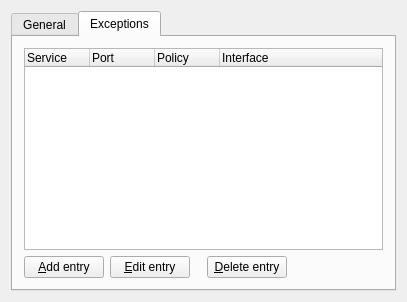
First picture: the form in src-qt5/pc-pfmanager/mainwindow.ui, repository trueos/pcbsd, before the edit.
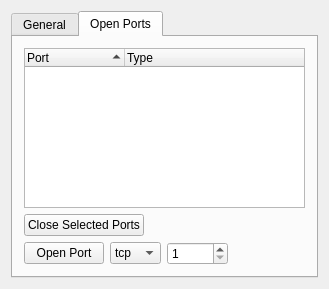
Second picture: the form after the edit. The open tabs and pages were chosen to show the change.

What changed in the file:
```diff
--- a/src-qt5/pc-pfmanager/mainwindow.ui
+++ b/src-qt5/pc-pfmanager/mainwindow.ui
@@ -6,8 +6,8 @@
    <rect>
     <x>0</x>
     <y>0</y>
-    <width>407</width>
-    <height>302</height>
+    <width>329</width>
+    <height>289</height>
    </rect>
   </property>
   <property name="windowTitle">
@@ -154,64 +154,17 @@
      </widget>
      <widget class="QWidget" name="tab_2">
       <attribute name="title">
-       <string>Exceptions</string>
+       <string>Open Ports</string>
       </attribute>
-      <layout class="QGridLayout">
-       <item row="2" column="0">
-        <widget class="QPushButton" name="pbAdd">
-         <property name="text">
-          <string>&amp;Add entry</string>
+      <layout class="QVBoxLayout" name="verticalLayout">
+       <item>
+        <widget class="QTreeWidget" name="tree_openports">
+         <property name="selectionMode">
+          <enum>QAbstractItemView::MultiSelection</enum>
          </property>
-        </widget>
-       </item>
-       <item row="2" column="1">
-        <widget class="QPushButton" name="pbEdit">
-         <property name="text">
-          <string>&amp;Edit entry</string>
+         <property name="sortingEnabled">
+          <bool>true</bool>
          </property>
-        </widget>
-       </item>
-       <item row="2" column="2">
-        <spacer name="spacer6_2">
-         <property name="orientation">
-          <enum>Qt::Horizontal</enum>
-         </property>
-         <property name="sizeType">
-          <enum>QSizePolicy::Fixed</enum>
-         </property>
-         <property name="sizeHint" stdset="0">
-          <size>
-           <width>5</width>
-           <height>21</height>
-          </size>
-         </property>
-        </spacer>
-       </item>
-       <item row="2" column="3">
-        <widget class="QPushButton" name="pbDelete">
-         <property name="text">
-          <string>&amp;Delete entry</string>
-         </property>
-        </widget>
-       </item>
-       <item row="2" column="4">
-        <spacer name="spacer5">
-         <property name="orientation">
-          <enum>Qt::Horizontal</enum>
-         </property>
-         <property name="sizeType">
-          <enum>QSizePolicy::Expanding</enum>
-         </property>
-         <property name="sizeHint" stdset="0">
-          <size>
-           <width>100</width>
-           <height>21</height>
-          </size>
-         </property>
-        </spacer>
-       </item>
-       <item row="1" column="0" colspan="5">
-        <widget class="QTreeWidget" name="lvExceptions">
          <property name="allColumnsShowFocus">
           <bool>true</bool>
          </property>
@@ -219,22 +172,17 @@
           <bool>false</bool>
          </attribute>
          <attribute name="headerDefaultSectionSize">
-          <number>65</number>
+          <number>100</number>
          </attribute>
          <attribute name="headerHighlightSections">
           <bool>false</bool>
          </attribute>
          <attribute name="headerShowSortIndicator" stdset="0">
-          <bool>false</bool>
+          <bool>true</bool>
          </attribute>
          <attribute name="headerStretchLastSection">
           <bool>true</bool>
          </attribute>
-         <column>
-          <property name="text">
-           <string>Service</string>
-          </property>
-         </column>
          <column>
           <property name="text">
            <string>Port</string>
@@ -242,16 +190,86 @@
          </column>
          <column>
           <property name="text">
-           <string>Policy</string>
-          </property>
-         </column>
-         <column>
-          <property name="text">
-           <string>Interface</string>
+           <string>Type</string>
           </property>
          </column>
         </widget>
        </item>
+       <item>
+        <layout class="QHBoxLayout" name="horizontalLayout_2">
+         <item>
+          <widget class="QPushButton" name="pbDelete">
+           <property name="text">
+            <string>Close Selected Ports</string>
+           </property>
+          </widget>
+         </item>
+         <item>
+          <spacer name="spacer5">
+           <property name="orientation">
+            <enum>Qt::Horizontal</enum>
+           </property>
+           <property name="sizeType">
+            <enum>QSizePolicy::Expanding</enum>
+           </property>
+           <property name="sizeHint" stdset="0">
+            <size>
+             <width>100</width>
+             <height>21</height>
+            </size>
+           </property>
+          </spacer>
+         </item>
+        </layout>
+       </item>
+       <item>
+        <layout class="QHBoxLayout" name="horizontalLayout">
+         <item>
+          <widget class="QPushButton" name="pbAdd">
+           <property name="text">
+            <string>Open Port</string>
+           </property>
+          </widget>
+         </item>
+         <item>
+          <widget class="QComboBox" name="combo_porttype">
+           <item>
+            <property name="text">
+             <string notr="true">tcp</string>
+            </property>
+           </item>
+           <item>
+            <property name="text">
+             <string notr="true">udp</string>
+            </property>
+           </item>
+          </widget>
+         </item>
+         <item>
+          <widget class="QSpinBox" name="spin_portnum">
+           <property name="minimum">
+            <number>1</number>
+           </property>
+           <property name="maximum">
+            <number>65535</number>
+           </property>
+          </widget>
+         </item>
+         <item>
+          <spacer name="horizontalSpacer">
+           <property name="orientation">
+            <enum>Qt::Horizontal</enum>
+           </property>
+           <property name="sizeHint" stdset="0">
+            <size>
+             <width>40</width>
+             <height>20</height>
+            </size>
+           </property>
+          </spacer>
+         </item>
+        </layout>
+       </item>
       </layout>
      </widget>
     </widget>
```
Left out of the diff: 66 changed lines with no effect on the pictures.
